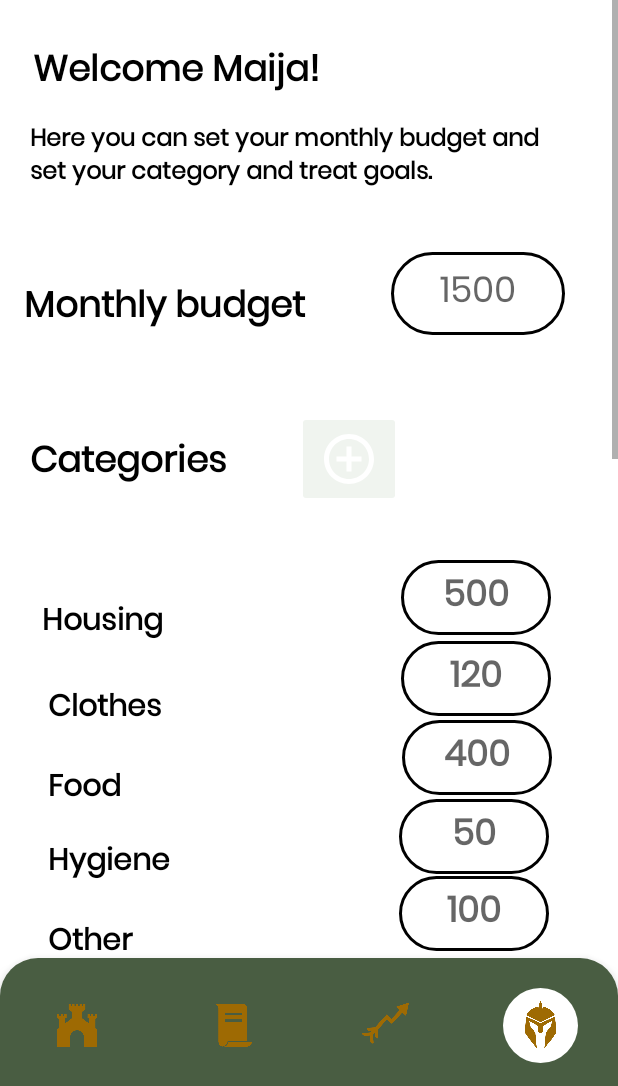
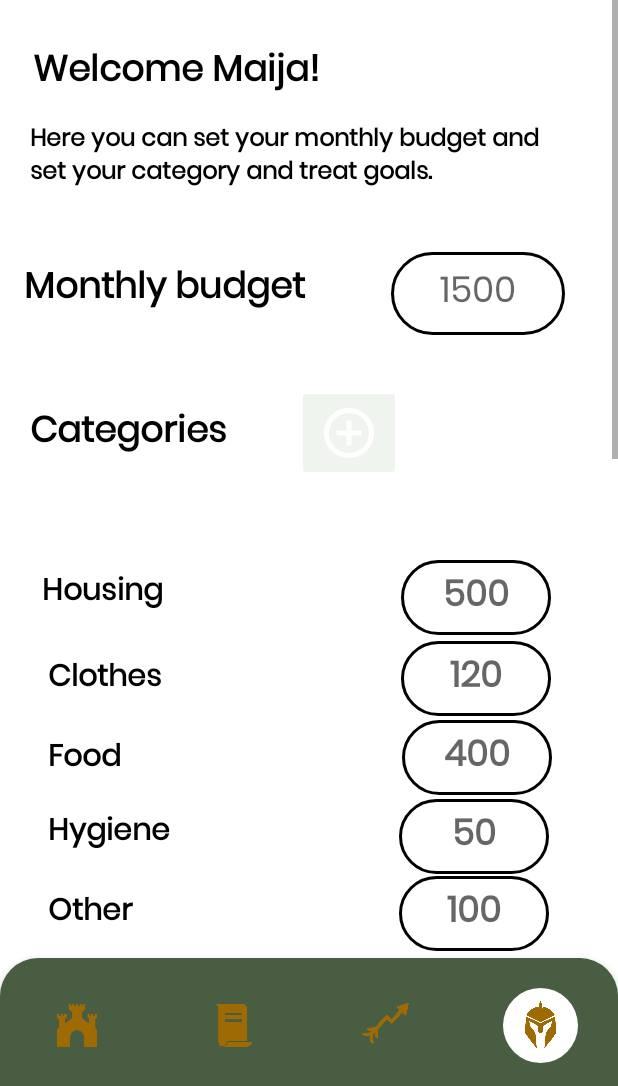
Before and after one commit to puranenjenny/MobiiliProjekti, an Android app: the ProfileFragment screen opened through its navigation route, on a phone screen of 412 x 824 dp, the part 150-1236 px from its top. Run offline under Robolectric (Android 15) with nearby library versions, the phone set to English and light mode, and no system bars; our stand-ins replace navigation-ui.

Commit message:
Annualfragment ja ProfileFragment

```diff
--- a/app/src/main/res/layout/fragment_profile.xml
+++ b/app/src/main/res/layout/fragment_profile.xml
@@ -154,15 +154,15 @@
             android:layout_width="229dp"
             android:layout_height="wrap_content"
             android:layout_marginStart="16dp"
-            android:layout_marginTop="12dp"
+            android:layout_marginTop="44dp"
             android:layout_marginEnd="16dp"
-            android:layout_marginBottom="19dp"
+            android:layout_marginBottom="44dp"
             android:fontFamily="@font/poppins"
             android:text="Monthly budget"
             android:textColor="@color/black"
             android:textSize="24sp"
             android:textStyle="bold"
-            app:layout_constraintBottom_toTopOf="@+id/CategoriesText"
+            app:layout_constraintBottom_toTopOf="@+id/AddCategoryButton"
             app:layout_constraintEnd_toStartOf="@+id/MonthlyInput"
             app:layout_constraintStart_toStartOf="parent"
             app:layout_constraintTop_toBottomOf="@+id/InfoText" />
@@ -184,16 +184,16 @@
             android:layout_width="166dp"
             android:layout_height="wrap_content"
             android:layout_marginStart="20dp"
+            android:layout_marginTop="56dp"
             android:layout_marginEnd="8dp"
-            android:layout_marginBottom="50dp"
             android:fontFamily="@font/poppins"
             android:text="Categories"
             android:textColor="@color/black"
             android:textSize="24sp"
             android:textStyle="bold"
-            app:layout_constraintBottom_toTopOf="@+id/textView5"
             app:layout_constraintEnd_toStartOf="@+id/AddCategoryButton"
-            app:layout_constraintStart_toStartOf="parent" />
+            app:layout_constraintStart_toStartOf="parent"
+            app:layout_constraintTop_toBottomOf="@+id/BudgetText" />
 
         <TextView
             android:id="@+id/textView5"
@@ -348,11 +348,12 @@
             app:layout_constraintStart_toStartOf="parent"
             app:layout_constraintTop_toBottomOf="@+id/TreatText" />
 
+
         <TextView
             android:id="@+id/TreatTextDown"
             android:layout_width="85dp"
             android:layout_height="wrap_content"
-            android:layout_marginStart="29dp"
+            android:layout_marginStart="20dp"
             android:layout_marginTop="36dp"
             android:fontFamily="@font/poppins"
             android:text="Treat"
@@ -362,12 +363,11 @@
             app:layout_constraintStart_toStartOf="parent"
             app:layout_constraintTop_toBottomOf="@+id/TreatInfoText" />
 
-
         <com.google.android.material.textfield.TextInputEditText
             android:id="@+id/TreatInput"
             android:layout_width="140dp"
             android:layout_height="40dp"
-            android:layout_marginStart="124dp"
+            android:layout_marginStart="132dp"
             android:layout_marginTop="37dp"
             android:layout_marginBottom="3dp"
             android:background="@drawable/round_input"
@@ -490,13 +490,12 @@
             android:layout_width="69dp"
             android:layout_height="64dp"
             android:layout_marginStart="12dp"
-            android:layout_marginTop="10dp"
-            android:layout_marginBottom="8dp"
+            android:layout_marginTop="34dp"
+            android:layout_marginBottom="333dp"
             android:backgroundTint="@color/light_grey"
-            app:layout_constraintBottom_toTopOf="@+id/HousingInput"
+            app:layout_constraintBottom_toTopOf="@+id/SavingsText"
             app:layout_constraintStart_toEndOf="@+id/CategoriesText"
-            app:layout_constraintTop_toBottomOf="@+id/BudgetText"
-            app:layout_constraintVertical_bias="0.59"
+            app:layout_constraintTop_toBottomOf="@+id/MonthlyInput"
             app:srcCompat="@drawable/icon_add2" />
 
         <Button
```
